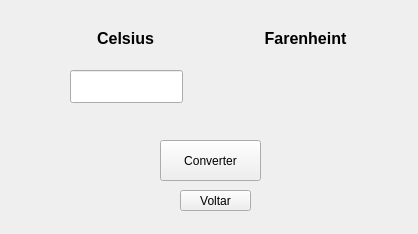
The window that telas/telaCf.ui (laribrito/primeiraInterface) describes before a commit, drawn with Qt 5.
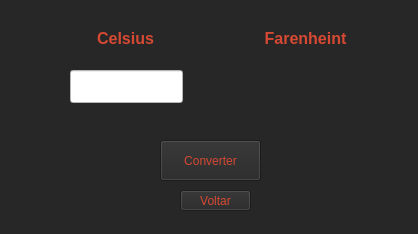
The same window after the commit.

```diff
--- a/telas/telaCf.ui
+++ b/telas/telaCf.ui
@@ -13,7 +13,17 @@
   <property name="windowTitle">
    <string>Celsius para Farnheint</string>
   </property>
+  <property name="autoFillBackground">
+   <bool>false</bool>
+  </property>
+  <property name="styleSheet">
+   <string notr="true"/>
+  </property>
   <widget class="QWidget" name="centralwidget">
+   <property name="styleSheet">
+    <string notr="true">background: #272727; color: #D64933;
+</string>
+   </property>
    <widget class="QLineEdit" name="esse">
     <property name="geometry">
      <rect>
@@ -28,6 +38,12 @@
       <pointsize>12</pointsize>
      </font>
     </property>
+    <property name="styleSheet">
+     <string notr="true">background: white;</string>
+    </property>
+    <property name="text">
+     <string/>
+    </property>
    </widget>
    <widget class="QLabel" name="f">
     <property name="geometry">
@@ -100,6 +116,9 @@
     <property name="layoutDirection">
      <enum>Qt::LeftToRight</enum>
     </property>
+    <property name="styleSheet">
+     <string notr="true">color: black</string>
+    </property>
     <property name="text">
      <string/>
     </property>
@@ -116,6 +135,9 @@
       <height>41</height>
      </rect>
     </property>
+    <property name="styleSheet">
+     <string notr="true">background: 7C7C7C; color: #D64933;</string>
+    </property>
     <property name="text">
      <string>Converter</string>
     </property>
@@ -129,6 +151,9 @@
       <height>21</height>
      </rect>
     </property>
+    <property name="styleSheet">
+     <string notr="true">background: 7C7C7C; color: #D64933;</string>
+    </property>
     <property name="text">
      <string>Voltar</string>
     </property>
```
